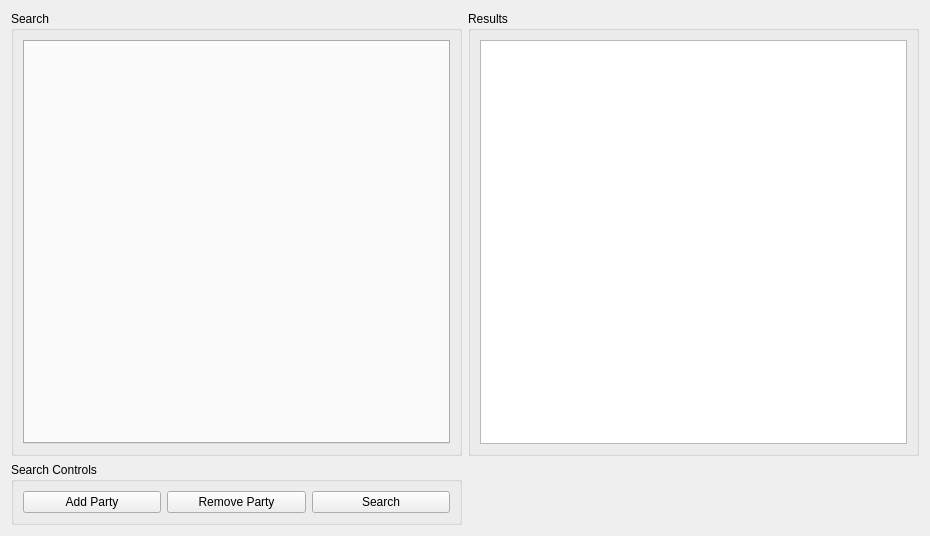
This is drc/gui/queryform.ui in lansdon/cpts483_drc as Qt 5 draws it before an edit. The edited form follows.
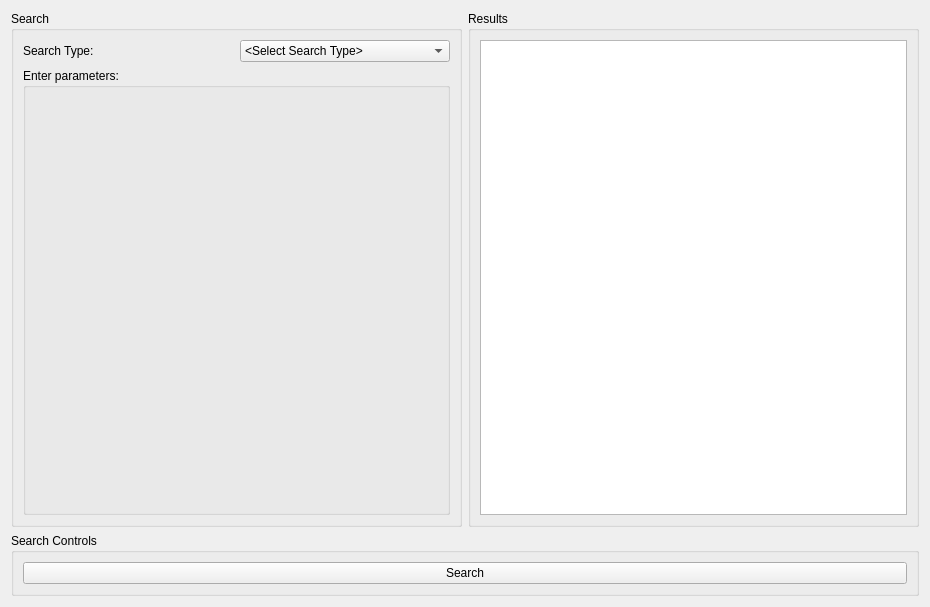
This is the edited form.

Commit message: QueryForm test... Updated person class.

The edit to the form file:
```diff
--- a/drc/gui/queryform.ui
+++ b/drc/gui/queryform.ui
@@ -7,14 +7,79 @@
     <x>0</x>
     <y>0</y>
     <width>930</width>
-    <height>536</height>
+    <height>607</height>
    </rect>
   </property>
   <property name="windowTitle">
    <string>Form</string>
   </property>
   <layout class="QGridLayout" name="gridLayout">
-   <item row="1" column="0">
+   <item row="0" column="1">
+    <widget class="QGroupBox" name="groupBox_3">
+     <property name="title">
+      <string>Results</string>
+     </property>
+     <layout class="QGridLayout" name="gridLayout_3">
+      <item row="0" column="0">
+       <widget class="QTableWidget" name="tableWidget"/>
+      </item>
+     </layout>
+    </widget>
+   </item>
+   <item row="0" column="0">
+    <widget class="QGroupBox" name="groupBox">
+     <property name="sizePolicy">
+      <sizepolicy hsizetype="Expanding" vsizetype="Expanding">
+       <horstretch>0</horstretch>
+       <verstretch>0</verstretch>
+      </sizepolicy>
+     </property>
+     <property name="title">
+      <string>Search</string>
+     </property>
+     <layout class="QGridLayout" name="gridLayout_2">
+      <item row="0" column="1">
+       <widget class="QComboBox" name="comboBox">
+        <item>
+         <property name="text">
+          <string>&lt;Select Search Type&gt;</string>
+         </property>
+        </item>
+        <item>
+         <property name="text">
+          <string>Person</string>
+         </property>
+        </item>
+        <item>
+         <property name="text">
+          <string>Mediation</string>
+         </property>
+        </item>
+        <item>
+         <property name="text">
+          <string>Call Log</string>
+         </property>
+        </item>
+       </widget>
+      </item>
+      <item row="0" column="0">
+       <widget class="QLabel" name="label">
+        <property name="text">
+         <string>Search Type:</string>
+        </property>
+       </widget>
+      </item>
+      <item row="1" column="0" colspan="2">
+       <widget class="QGroupBox" name="parametersGroupBox">
+        <property name="title">
+         <string>Enter parameters:</string>
+        </property>
+       </widget>
+      </item>
+     </layout>
+    </widget>
+   </item>
+   <item row="1" column="0" colspan="2">
     <widget class="QGroupBox" name="groupBox_2">
      <property name="title">
       <string>Search Controls</string>
@@ -22,20 +87,6 @@
      <layout class="QHBoxLayout" name="horizontalLayout_2">
       <item>
        <layout class="QHBoxLayout" name="horizontalLayout">
-        <item>
-         <widget class="QPushButton" name="addPartyButton">
-          <property name="text">
-           <string>Add Party</string>
-          </property>
-         </widget>
-        </item>
-        <item>
-         <widget class="QPushButton" name="removePartyButton">
-          <property name="text">
-           <string>Remove Party</string>
-          </property>
-         </widget>
-        </item>
         <item>
          <widget class="QPushButton" name="searchButton">
           <property name="text">
@@ -48,30 +99,6 @@
      </layout>
     </widget>
    </item>
-   <item row="0" column="0">
-    <widget class="QGroupBox" name="groupBox">
-     <property name="title">
-      <string>Search</string>
-     </property>
-     <layout class="QGridLayout" name="gridLayout_2">
-      <item row="0" column="0">
-       <widget class="QTabWidget" name="tabWidget"/>
-      </item>
-     </layout>
-    </widget>
-   </item>
-   <item row="0" column="1">
-    <widget class="QGroupBox" name="groupBox_3">
-     <property name="title">
-      <string>Results</string>
-     </property>
-     <layout class="QGridLayout" name="gridLayout_3">
-      <item row="0" column="0">
-       <widget class="QListWidget" name="listWidget"/>
-      </item>
-     </layout>
-    </widget>
-   </item>
   </layout>
  </widget>
  <resources/>
```
The commit also changes 18 other files.
